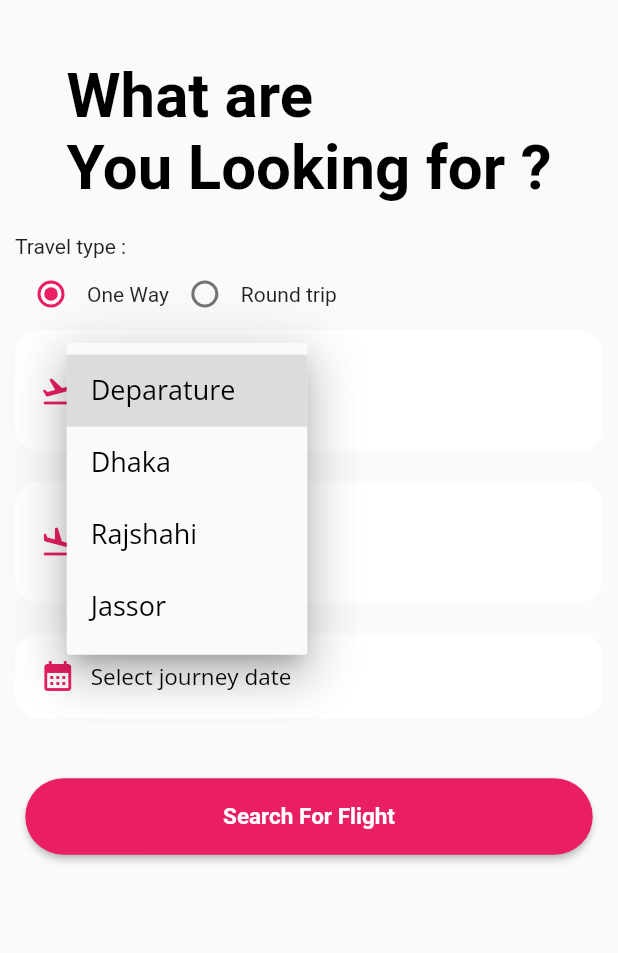
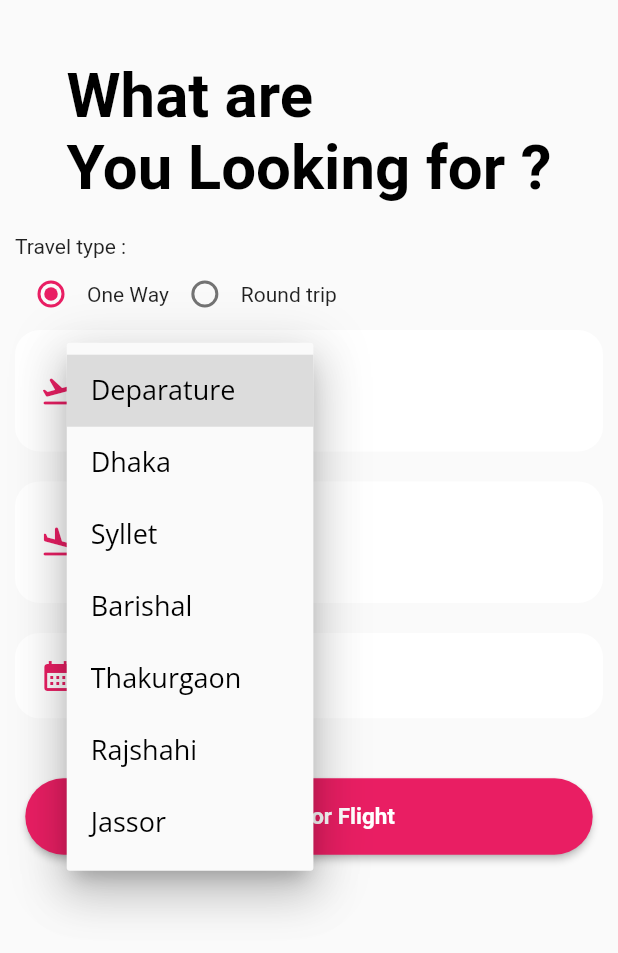
Before and after one commit to NafimAhmed/Nag_Air, a Flutter app: the SearchPage screen opened directly, after a tap on "Deparature", on a phone screen of 412 x 824 dp. Shown: the top 953 px of the screen. Run offline on Flutter 3.47's test engine with Material 2 defaults, Android fonts, the phone set to English and light mode, and no system bars; our stand-ins replace barcode_widget, fluentui_system_icons, fluttertoast, get, google_fonts, sizer and 1 more; missing offline and left inert: book_my_seat; network calls fail.

Commit message:
Nafim Api search  done  11:53am 9/05/2023

```diff
--- a/lib/search_page.dart
+++ b/lib/search_page.dart
@@ -1,13 +1,16 @@
 
 
+
+import 'dart:convert';
 
 import 'package:flutter/material.dart';
 import 'package:get/get.dart';
 import 'package:google_fonts/google_fonts.dart';
 import 'package:new_nagair/ticket_list.dart';
 import 'package:sizer/sizer.dart';
+import 'package:http/http.dart' as http;
 
-enum SingingCharacter { One_way, Round }
+enum SingingCharacter { oneWay, roundTrip }
 // class SearchPage extends StatefulWidget{
 //
 //
@@ -21,9 +24,26 @@ class SearchPage extends StatefulWidget {
 }
 
 class _SearchPageState extends State<SearchPage> {
-   List<String> listDeparature = <String>['Deparature', 'Dhaka', 'Rajshahi', 'Jassor'];
 
-   List<String> listArrival = <String>['Arrival', 'Dhaka', 'Rajshahi', 'Jassor'];
+
+
+
+
+
+
+
+
+
+
+
+
+
+
+
+
+   List<String> listDeparature = <String>['Deparature', 'Dhaka','Syllet','Barishal','Thakurgaon', 'Rajshahi', 'Jassor'];
+
+   List<String> listArrival = <String>['Arrival', 'Dhaka','Syllet','Barishal','Thakurgaon','Rajshahi', 'Jassor'];
 
    RxString dropdownValueDeparature = 'Deparature'.obs;
 
@@ -34,13 +54,75 @@ class _SearchPageState extends State<SearchPage> {
    RxString newDateReturn="Select return date".obs;
 
    DateTime date=DateTime(2023,01,1);
-   SingingCharacter? _character = SingingCharacter.One_way;
+   SingingCharacter? _character = SingingCharacter.oneWay;
    bool Visible=false;
 
 
-  @override
+
+
+
+   // List<dynamic>? listDomestic,listInternational,listall;
+   // List<String>?listName;
+   //
+   // Future getUserDataLocation() async
+   // {
+   //   var responseDomestic=await http.get(
+   //       Uri.parse('https://nag-air-server.vercel.app/api/show-domestic-flight')
+   //   );
+   //
+   //   var responseInternational=await http.get(
+   //       Uri.parse('https://nag-air-server.vercel.app/api/show-international-flight')
+   //   );
+   //
+   //  // setState((){
+   //     listDomestic = jsonDecode(responseDomestic.body);
+   //     listInternational=jsonDecode(responseInternational.body);
+   //
+   //     listall=listDomestic!+listInternational!;
+   //
+   //     for(int i=0;i<listall!.length;i++){
+   //       listName?.add("${listall![i]["flightLocationName"]}");
+   //     }
+   //
+   //     setState(() {
+   //
+   //       listArrival=listArrival+listName!;
+   //       listDeparature=listDeparature+listName!;
+   //
+   //
+   //     });
+   //
+   //
+   //
+   //
+   //
+   //  // });
+   //
+   //   //print(list?.length);
+   //
+   // }
+
+
+
+
+
+
+
+
+
+
+
+
+
+   @override
   Widget build(BuildContext context) {
 
+
+    String TrvType="oneWay";
+
+
+
+    //getUserDataLocation();
 
 
 
@@ -78,12 +160,13 @@ class _SearchPageState extends State<SearchPage> {
                         Row(
                           children: [
                             Radio<SingingCharacter>(
-                              value: SingingCharacter.One_way,
+                              value: SingingCharacter.oneWay,
                               groupValue: _character,
                               onChanged: (SingingCharacter? value) {
                                 setState(() {
                                   _character = value;
                                   Visible=false;
+                                  TrvType="oneWay";
                                 });
                               },
                             ),
@@ -93,12 +176,15 @@ class _SearchPageState extends State<SearchPage> {
                         Row(
                           children: [
                             Radio<SingingCharacter>(
-                              value: SingingCharacter.Round,
+                              value: SingingCharacter.roundTrip,
                               groupValue: _character,
                               onChanged: (SingingCharacter? value) {
                                 setState(() {
                                   _character = value;
                                   Visible=true;
+
+                                  TrvType="roundTrip";
+
                                 });
                               },
                             ),
@@ -387,9 +473,9 @@ class _SearchPageState extends State<SearchPage> {
                       MaterialPageRoute(
                           builder: (context) => TicketList(
 
-                            Travel_type: "oneWay",
-                            deperature: "syllet",
-                            arrival: "dhaka",
+                            Travel_type: "$TrvType",
+                            deperature: "${dropdownValueDeparature.value.toLowerCase()}",
+                            arrival: "${dropdownValueArrival.value.toLowerCase()}",
                             journey_date: "05%2F06%2F23",
                             return_date: "flightReturningDate",
 
@@ -437,4 +523,14 @@ class _SearchPageState extends State<SearchPage> {
 
     );
   }
+
+
+  @override
+  void initState() {
+    // TODO: implement initState
+   // getUserDataLocation();
+    super.initState();
+  }
+
+
 }
--- a/lib/ticket_list.dart
+++ b/lib/ticket_list.dart
@@ -42,7 +42,7 @@ class _TicketListState extends State<TicketList> {
   Future getUserDataTicket() async
   {
     var responseTicket=await http.get(
-        Uri.parse('https://nag-air-server.vercel.app/api/show-search-flight-result?flightReturningDate=flightReturningDate&travelType=oneWay&flightFromCurrentLocation=syllet&flightToDestinationLocation=dhaka&flightDepartingDate=05%2F06%2F23')
+        Uri.parse('https://nag-air-server.vercel.app/api/show-search-flight-result?flightReturningDate=${widget.return_date}&travelType=${widget.Travel_type}&flightFromCurrentLocation=${widget.deperature}&flightToDestinationLocation=${widget.arrival}&flightDepartingDate=${widget.journey_date}')
     );
 
     // var responseInternational=await http.get(
--- a/lib/ticket_screen.dart
+++ b/lib/ticket_screen.dart
@@ -42,7 +42,7 @@ class TicketScreen extends StatelessWidget
                     totalSwitches: 2,
                     labels: ['Upcoming', 'Previous'],
                     icons: [Icons.airplane_ticket, Icons.confirmation_num],
-                    activeBgColors: [[Colors.pink],[Colors.grey]],
+                    activeBgColors: [[Colors.pink],[Colors.blue]],
                     onToggle: (index) {
                       print('switched to: $index');
                     },
```
